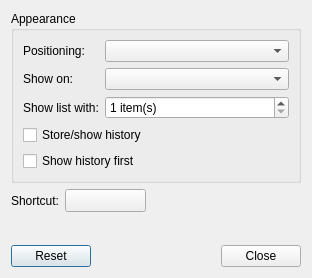
The window that configuredialog/configuredialog.ui (lxqt/lxqt-runner) describes before a commit, drawn with Qt 5.
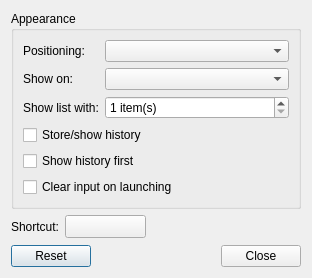
The same window after the commit. Custom widgets are drawn as their Qt base class.

```diff
--- a/configuredialog/configuredialog.ui
+++ b/configuredialog/configuredialog.ui
@@ -74,6 +74,13 @@
         </property>
        </widget>
       </item>
+      <item row="5" column="0" colspan="2">
+       <widget class="QCheckBox" name="clearCb">
+        <property name="text">
+         <string>Clear input on launching</string>
+        </property>
+       </widget>
+      </item>
      </layout>
     </widget>
    </item>
```
